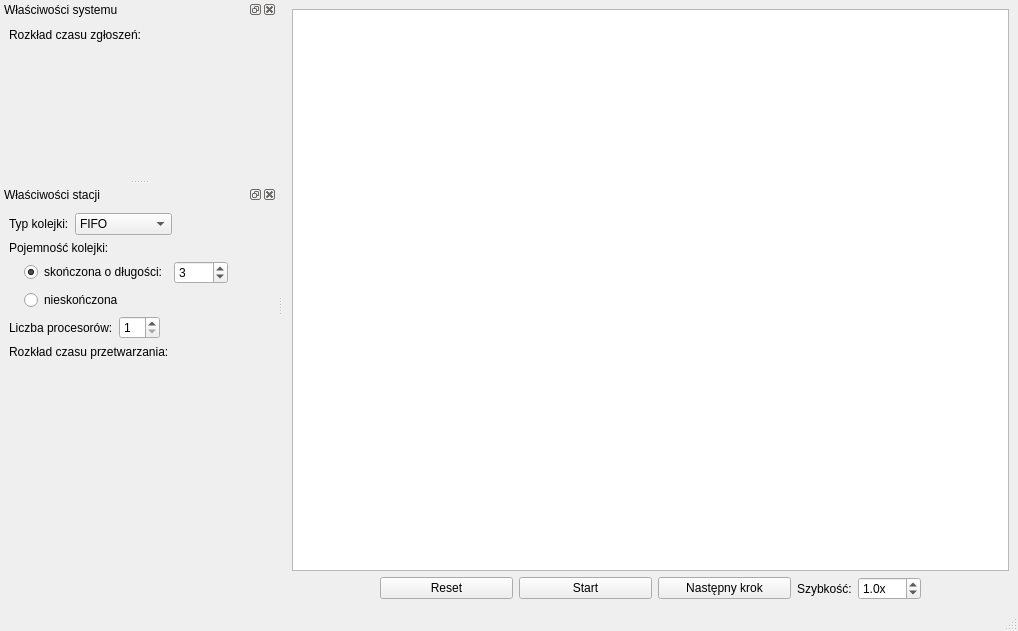
Above: forms/main_window.ui from piotrdz/queues before the change. Below: the same form after it.
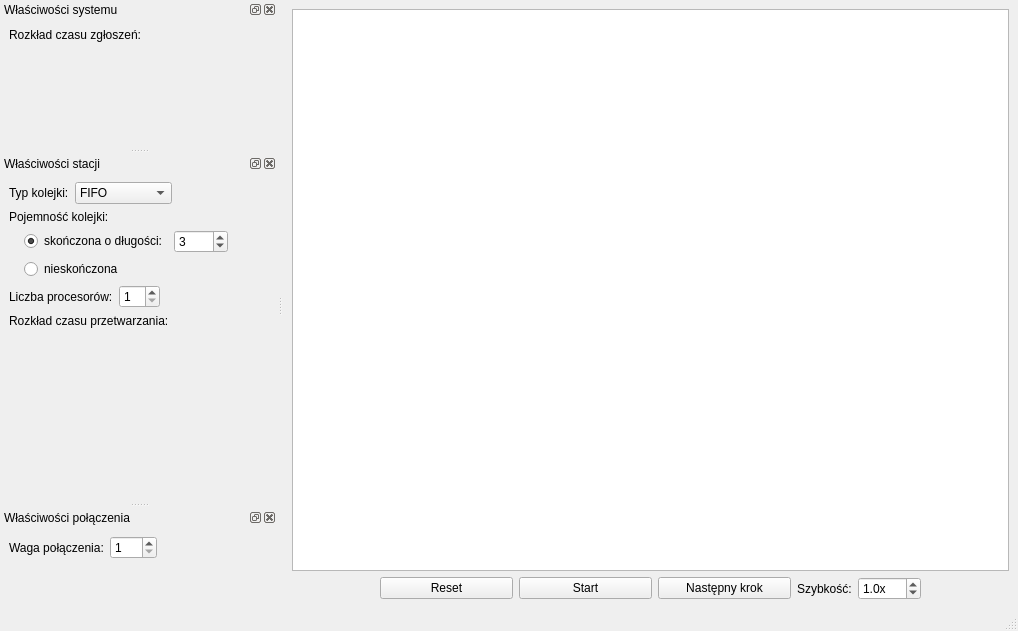
That is the form after the change. Custom widgets are drawn as their Qt base class.

Commit message: Setting connection weight

The edit to the form file:
```diff
--- a/forms/main_window.ui
+++ b/forms/main_window.ui
@@ -378,6 +378,68 @@
     </layout>
    </widget>
   </widget>
+  <widget class="QDockWidget" name="connectionOptionsDockWidget">
+   <property name="allowedAreas">
+    <set>Qt::LeftDockWidgetArea|Qt::RightDockWidgetArea</set>
+   </property>
+   <property name="windowTitle">
+    <string>Właściwości połączenia</string>
+   </property>
+   <attribute name="dockWidgetArea">
+    <number>1</number>
+   </attribute>
+   <widget class="QWidget" name="connectionOptionsDockWidgetContents">
+    <layout class="QVBoxLayout" name="verticalLayout_4">
+     <item>
+      <layout class="QHBoxLayout" name="horizontalLayout_6">
+       <item>
+        <widget class="QLabel" name="connectionWeightLabel">
+         <property name="text">
+          <string>Waga połączenia:</string>
+         </property>
+        </widget>
+       </item>
+       <item>
+        <widget class="QSpinBox" name="connectionWeightSpinBox">
+         <property name="minimum">
+          <number>1</number>
+         </property>
+         <property name="maximum">
+          <number>100</number>
+         </property>
+        </widget>
+       </item>
+       <item>
+        <spacer name="horizontalSpacer_8">
+         <property name="orientation">
+          <enum>Qt::Horizontal</enum>
+         </property>
+         <property name="sizeHint" stdset="0">
+          <size>
+           <width>40</width>
+           <height>20</height>
+          </size>
+         </property>
+        </spacer>
+       </item>
+      </layout>
+     </item>
+     <item>
+      <spacer name="verticalSpacer_3">
+       <property name="orientation">
+        <enum>Qt::Vertical</enum>
+       </property>
+       <property name="sizeHint" stdset="0">
+        <size>
+         <width>20</width>
+         <height>6</height>
+        </size>
+       </property>
+      </spacer>
+     </item>
+    </layout>
+   </widget>
+  </widget>
  </widget>
  <customwidgets>
   <customwidget>
```
Left out of the diff: 2 changed lines with no effect on the pictures. The commit also changes 9 other files.
